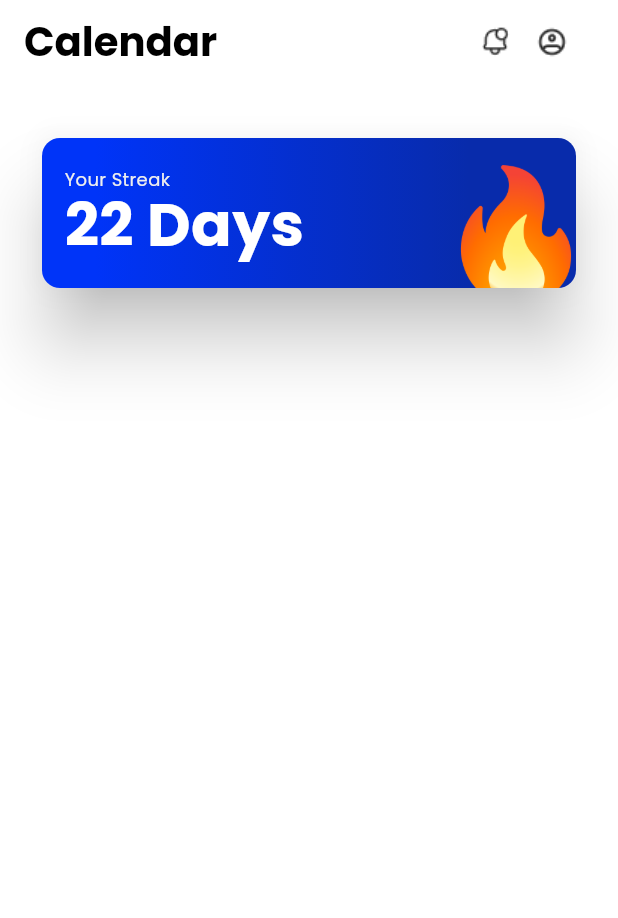
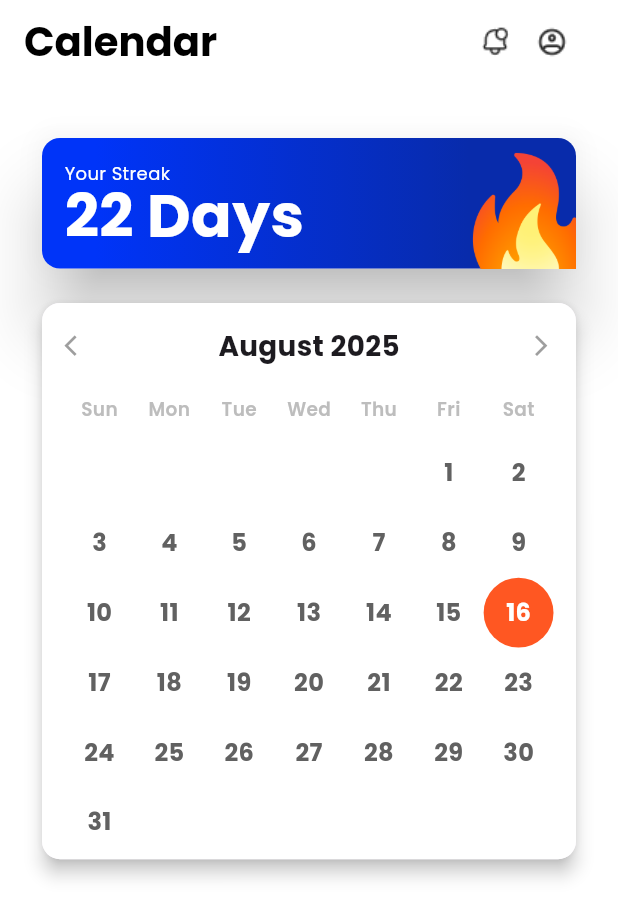
Before and after one commit to ckrepo2019/adaptive-mobile, a Flutter app: the screen it shows after launch, on a phone screen of 412 x 824 dp. Shown: the top 918 px of the screen. Run offline on Flutter 3.47's test engine with Material 3 defaults, Android fonts, the phone set to English and light mode, and no system bars; our stand-ins replace confetti, get, google_fonts, shared_preferences.

Commit message:
finished calendar page

```diff
--- a/lib/main.dart
+++ b/lib/main.dart
@@ -1,8 +1,5 @@
 import 'package:flutter/material.dart';
-import 'package:flutter_lms/views/student/assignments/assignment_page.dart';
-import 'package:flutter_lms/views/student/classes/classes_page.dart';
 import 'package:flutter_lms/views/utilities/calendar_page.dart';
-import 'package:flutter_lms/views/utilities/notification_page.dart';
 import 'package:get/get.dart';
 import 'package:shared_preferences/shared_preferences.dart';
 import 'config/routes.dart';
--- a/lib/views/utilities/calendar_page.dart
+++ b/lib/views/utilities/calendar_page.dart
@@ -1,18 +1,75 @@
 import 'package:flutter/material.dart';
-import 'package:flutter_lms/config/constants.dart';
 import 'package:flutter_lms/views/student/home/student_global_layout.dart';
 import 'package:flutter_lms/widgets/app_bar.dart';
-import 'package:flutter_lms/widgets/global_basic_information_widget.dart';
-import 'package:flutter_lms/widgets/global_chip.dart';
 import 'package:google_fonts/google_fonts.dart';
+import 'package:intl/intl.dart';
 
-class CalendarPage extends StatelessWidget {
+class CalendarPage extends StatefulWidget {
   const CalendarPage({super.key});
 
   @override
+  State<CalendarPage> createState() => _CalendarPageState();
+}
+
+class _CalendarPageState extends State<CalendarPage> {
+  DateTime _focusedMonth = DateTime.now();
+
+  List<Widget> _buildCalendarDays(DateTime month, double cellSize) {
+    final firstDayOfMonth = DateTime(month.year, month.month, 1);
+    final lastDayOfMonth = DateTime(month.year, month.month + 1, 0);
+    final firstWeekday = firstDayOfMonth.weekday % 7; // Sunday = 0
+    final daysInMonth = lastDayOfMonth.day;
+
+    List<Widget> dayWidgets = [];
+
+    // Empty slots before the first day
+    for (int i = 0; i < firstWeekday; i++) {
+      dayWidgets.add(SizedBox(width: cellSize, height: cellSize));
+    }
+
+    // Actual days
+    for (int day = 1; day <= daysInMonth; day++) {
+      final isToday = DateTime.now().day == day &&
+          DateTime.now().month == month.month &&
+          DateTime.now().year == month.year;
+
+      dayWidgets.add(
+        Container(
+          width: cellSize,
+          height: cellSize,
+          decoration: isToday
+              ? BoxDecoration(
+                  color: Colors.deepOrange,
+                  shape: BoxShape.circle,
+                )
+              : null,
+          child: Center(
+            child: Text(
+              "$day",
+              style: GoogleFonts.poppins(
+                fontSize: cellSize * 0.35,
+                fontWeight: FontWeight.bold,
+                color: isToday ? Colors.white : Colors.grey.shade700,
+              ),
+            ),
+          ),
+        ),
+      );
+    }
+
+    return dayWidgets;
+  }
+
+  @override
   Widget build(BuildContext context) {
+    final monthName = DateFormat("MMMM yyyy").format(_focusedMonth);
+
     final screenWidth = MediaQuery.of(context).size.width;
-    // final screenHeight = MediaQuery.of(context).size.height;
+    final screenHeight = MediaQuery.of(context).size.height;
+
+    // Calculate responsive sizes
+    final cellSize = screenWidth / 9; // dynamic day size
+    final calendarHeight = screenHeight * 0.45; // 45% of screen height
 
     return Scaffold(
       backgroundColor: Colors.white,
@@ -21,16 +78,19 @@ class CalendarPage extends StatelessWidget {
         child: Column(
           crossAxisAlignment: CrossAxisAlignment.start,
           children: [
-          SizedBox(height: 20,),
+            const SizedBox(height: 20),
 
+            /// Streak card
             Card(
             elevation: 20,
+            shape: RoundedRectangleBorder(
+              borderRadius: BorderRadius.circular(12),
+            ),
             child: Container(
-            height: 100,
               width: double.infinity,
               decoration: BoxDecoration(
                 borderRadius: BorderRadius.circular(12),
-              gradient: LinearGradient(
+                gradient: const LinearGradient(
                   colors: [
                     Color.fromARGB(255, 0, 52, 248),
                     Color.fromARGB(255, 8, 43, 171),
@@ -40,9 +100,8 @@ class CalendarPage extends StatelessWidget {
               ),
               child: Stack(
                 children: [
-                // Text content on top-left
                   Padding(
-                  padding: EdgeInsets.all(15),
+                    padding: const EdgeInsets.all(15),
                     child: Column(
                       mainAxisSize: MainAxisSize.min,
                       crossAxisAlignment: CrossAxisAlignment.start,
@@ -50,9 +109,8 @@ class CalendarPage extends StatelessWidget {
                         Text(
                           "Your Streak",
                           style: GoogleFonts.poppins(
-                          color: Colors.grey.shade200,
+                            color: Colors.white,
                             fontSize: 12,
-                          height: 2.1
                           ),
                         ),
                         Text(
@@ -61,29 +119,116 @@ class CalendarPage extends StatelessWidget {
                             fontWeight: FontWeight.bold,
                             fontSize: 40,
                             color: Colors.white,
-                          height: 0.9,
+                            height: 1.0,
                           ),
                         ),
                       ],
                     ),
                   ),
 
-                // Fire icon on bottom-right
                   Positioned(
-                  bottom: -15,
-                  right: -10,
+                  bottom: -MediaQuery.of(context).size.height * 0.04, // ~1.5% of screen height
+                  right: -MediaQuery.of(context).size.width * 0.05,    // ~2% of screen width
                   child: Image.asset(
                     "assets/images/utilities/streak_icon.png",
-                    height: 100,
-                    width: 100,
+                    height: MediaQuery.of(context).size.height * 0.15, // ~8% of screen height
+                    width: MediaQuery.of(context).size.width * 0.25,   // ~18% of screen width
+                    fit: BoxFit.contain,
+                  ),
+                ),
+
+                ],
+              ),
+            ),
+          ),
+
+            const SizedBox(height: 15),
+
+            /// Calendar card
+            Card(
+              elevation: 5,
+              child: Container(
+                height: calendarHeight,
+                width: double.infinity,
+                decoration: BoxDecoration(
+                  borderRadius: BorderRadius.circular(12),
+                  color: Colors.white,
+                ),
+                child: Padding(
+                  padding: const EdgeInsets.all(15),
+                  child: Column(
+                    crossAxisAlignment: CrossAxisAlignment.start,
+                    children: [
+                      /// Month selector row
+                      Row(
+                        mainAxisAlignment: MainAxisAlignment.spaceBetween,
+                        children: [
+                          GestureDetector(
+                            onTap: () {
+                              setState(() {
+                                _focusedMonth = DateTime(
+                                    _focusedMonth.year, _focusedMonth.month - 1);
+                              });
+                            },
+                            child: Icon(Icons.arrow_back_ios,
+                                size: screenWidth * 0.04,
+                                color: Colors.grey.shade500),
+                          ),
+                          Text(
+                            monthName,
+                            style: GoogleFonts.poppins(
+                              fontWeight: FontWeight.bold,
+                              fontSize: screenWidth * 0.045,
+                            ),
+                          ),
+                          GestureDetector(
+                            onTap: () {
+                              setState(() {
+                                _focusedMonth = DateTime(
+                                    _focusedMonth.year, _focusedMonth.month + 1);
+                              });
+                            },
+                            child: Icon(Icons.arrow_forward_ios,
+                                size: screenWidth * 0.04,
+                                color: Colors.grey.shade500),
+                          ),
+                        ],
+                      ),
+                      const SizedBox(height: 20),
+
+                      /// Weekday headers
+                      Row(
+                        mainAxisAlignment: MainAxisAlignment.spaceBetween,
+                        children: ["Sun", "Mon", "Tue", "Wed", "Thu", "Fri", "Sat"]
+                            .map((day) => Expanded(
+                                  child: Center(
+                                    child: Text(
+                                      day,
+                                      style: GoogleFonts.poppins(
+                                        fontWeight: FontWeight.w600,
+                                        fontSize: screenWidth * 0.03,
+                                        color: Colors.grey.shade400,
+                                      ),
+                                    ),
+                                  ),
+                                ))
+                            .toList(),
+                      ),
+                      const SizedBox(height: 10),
+
+                      /// Calendar days
+                      Expanded(
+                        child: GridView.count(
+                          physics: const NeverScrollableScrollPhysics(),
+                          crossAxisCount: 7,
+                          children: _buildCalendarDays(_focusedMonth, cellSize),
                         ),
                       ),
                     ],
                   ),
                 ),
-        )
-
-
+              ),
+            ),
           ],
         ),
       ),
--- a/lib/widgets/global_basic_information_widget.dart
+++ b/lib/widgets/global_basic_information_widget.dart
@@ -109,6 +109,5 @@ class GlobalBasicInformationWidget extends StatelessWidget {
         ),
       ),
     );
-    ;
   }
 }
```
Lines whose indentation alone changed are shown as unchanged.
